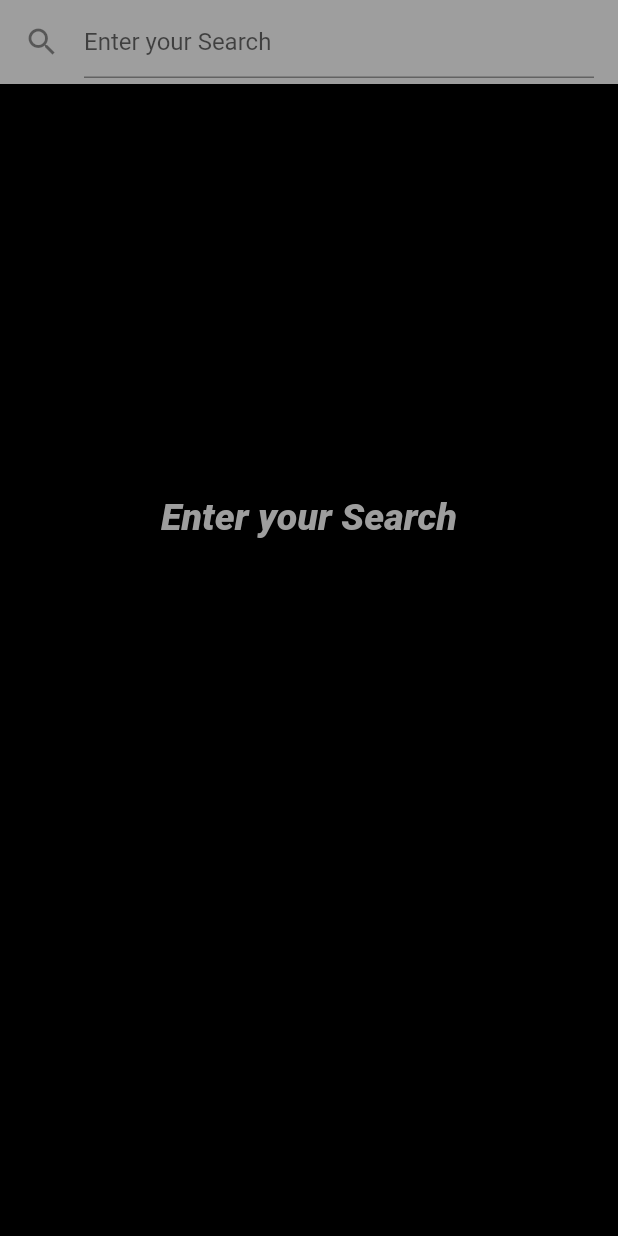
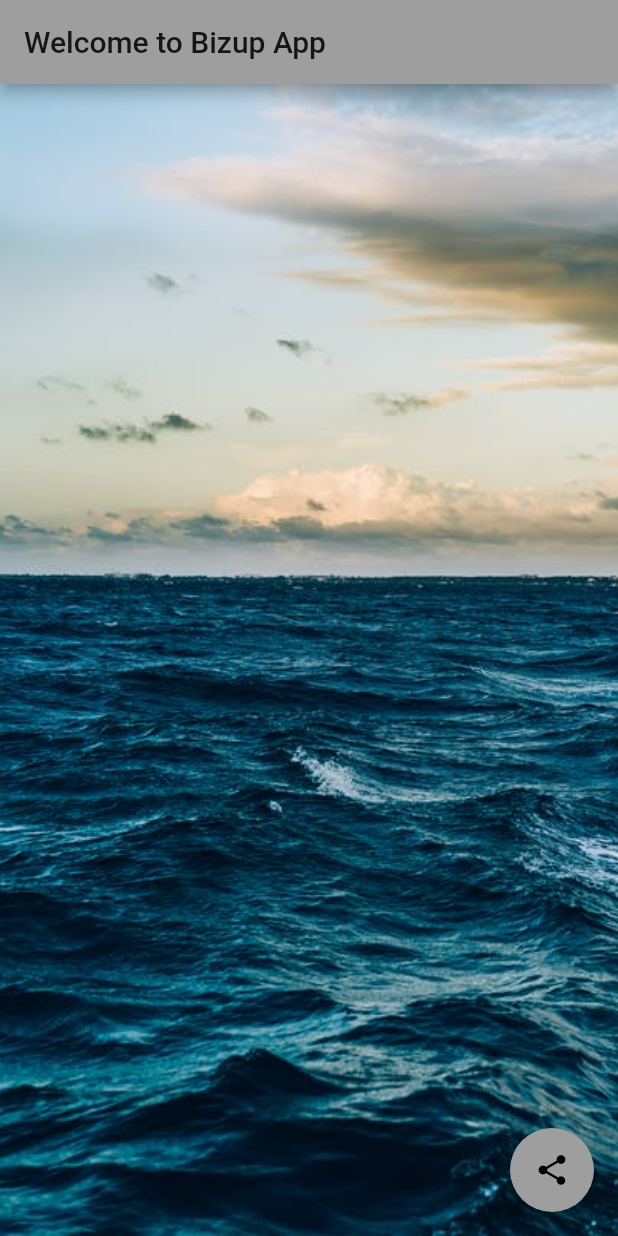
Before and after one commit to sakshamsri4/Bizup_App, a Flutter app: the screen it shows after launch, on a phone screen of 412 x 824 dp. Run offline on Flutter 3.47's test engine with Material 2 defaults, Android fonts, the phone set to English and light mode, and no system bars; missing offline and left inert: image_editor_pro.

Commit message:
Image Editor added

```diff
--- a/lib/main.dart
+++ b/lib/main.dart
@@ -1,4 +1,4 @@
-import 'package:bizup_app/screen/test.dart';
+import 'package:bizup_app/screen/imageEditor.dart';
 import 'package:flutter/material.dart';
 
 void main() {
@@ -11,12 +11,13 @@ class MyApp extends StatelessWidget {
   Widget build(BuildContext context) {
     return MaterialApp(
       title: 'Flutter Demo',
+      debugShowCheckedModeBanner: false,
       theme: ThemeData(
         primarySwatch: Colors.grey,
         //  visualDensity: VisualDensity.adaptivePlatformDensity,
       ),
       home: Scaffold(
-        body: Test(),
+        body: ImageEditor(),
       ),
     );
   }
--- /dev/null
+++ b/lib/screen/imageEditor.dart
@@ -0,0 +1,69 @@
+import 'dart:io';
+
+import 'package:flutter/material.dart';
+import 'package:image_editor_pro/image_editor_pro.dart';
+
+class ImageEditor extends StatefulWidget {
+  @override
+  _ImageEditorState createState() => _ImageEditorState();
+}
+
+class _ImageEditorState extends State<ImageEditor> {
+  Future<void> getimageditor() {
+    final geteditimage =
+        Navigator.push(context, MaterialPageRoute(builder: (context) {
+      return ImageEditorPro(
+        appBarColor: Colors.blue,
+        bottomBarColor: Colors.blue,
+      );
+    })).then((geteditimage) {
+      if (geteditimage != null) {
+        setState(() {
+          _image = geteditimage;
+        });
+      }
+    }).catchError((er) {
+      print(er);
+    });
+  }
+
+  File _image;
+  @override
+  Widget build(BuildContext context) {
+    return Scaffold(
+      appBar: AppBar(
+        title: const Text('Welcome to Bizup App'),
+      ),
+      body:
+          /* RaisedButton(
+        onPressed: () {
+          getimageditor();
+        },
+        child: new Text("Open Editor"),
+      ),*/
+          //: Center(
+          //   child: Image.file(_image),
+          //),
+          Center(
+        child: Container(
+          decoration: new BoxDecoration(
+            image: new DecorationImage(
+              image: new AssetImage('asset/sea.jpeg'),
+              fit: BoxFit.cover,
+            ),
+          ),
+          alignment: Alignment(0.0, 0.0),
+          // color: Colors.black
+        ),
+      ),
+      floatingActionButton: FloatingActionButton(
+        child: Icon(Icons.share),
+        onPressed: () {
+          getimageditor();
+          //_image = null;
+          setState(() {});
+        },
+      ),
+    );
+  }
+}
--- a/lib/screen/test.dart
+++ /dev/null
@@ -1,69 +0,0 @@
-import 'package:flutter/cupertino.dart';
-import 'package:flutter/material.dart';
-
-class Test extends StatefulWidget {
-  @override
-  _TestState createState() => _TestState();
-}
-
-class _TestState extends State<Test> {
-  String _string = 'Enter your Search';
-
-  void submitted(String str) {
-    _string = str;
-  }
-
-  @override
-  Widget build(BuildContext context) {
-    return Scaffold(
-      // backgroundColor: Colors.black,
-      appBar: AppBar(
-        // title: Text('Enter your search ?'),
-        title: TextField(
-          decoration: InputDecoration(
-            icon: new Icon(Icons.search),
-            // border: OutlineInputBorder(),
-            hintText: 'Enter your Search',
-            //  leading: Icon()
-          ),
-          onSubmitted: (text) {
-            setState(() {
-              if (text != null)
-                submitted(text);
-              else
-                _string = 'Enter your search';
-            });
-          },
-        ),
-        // Icon(Icons.search),
-      ),
-      body: Center(
-        child: Container(
-          alignment: Alignment(0.0, 0.0),
-          color: Colors.black,
-          child: Column(
-            children: <Widget>[
-              Container(
-                //color: Colors.redAccent,
-                child: Text(
-                  _string,
-                  style: TextStyle(
-                      height: 15,
-                      fontWeight: FontWeight.w800,
-                      color: Colors.grey,
-                      fontSize: 25.0,
-                      fontStyle: FontStyle.italic),
-                ),
-              ),
-              //TODO: Enter more screens   FloatingActionButton(
-              /*child: Icon(
-                  Icons.crop_square,
-                ),
-              )*/
-            ],
-          ),
-        ),
-      ),
-    );
-  }
-}
```
Also changed, not shown: pubspec.yaml (+5 -2 lines), asset/desert.jpg (added), asset/mountain.jpg (added), asset/sea.jpeg (added), pubspec.lock.
